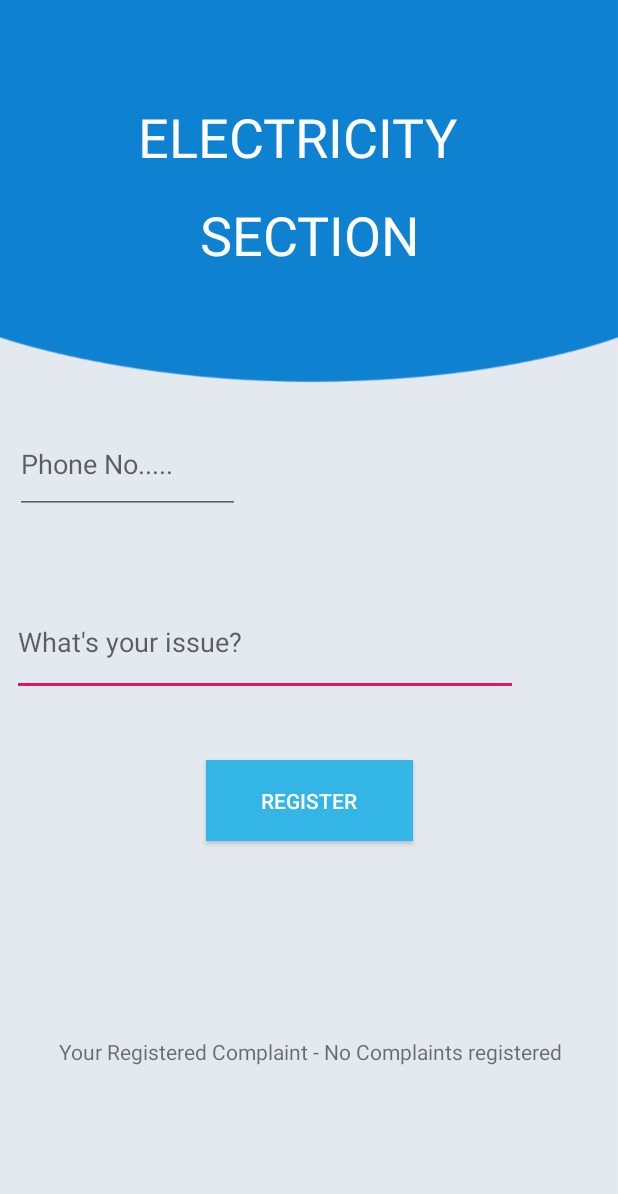
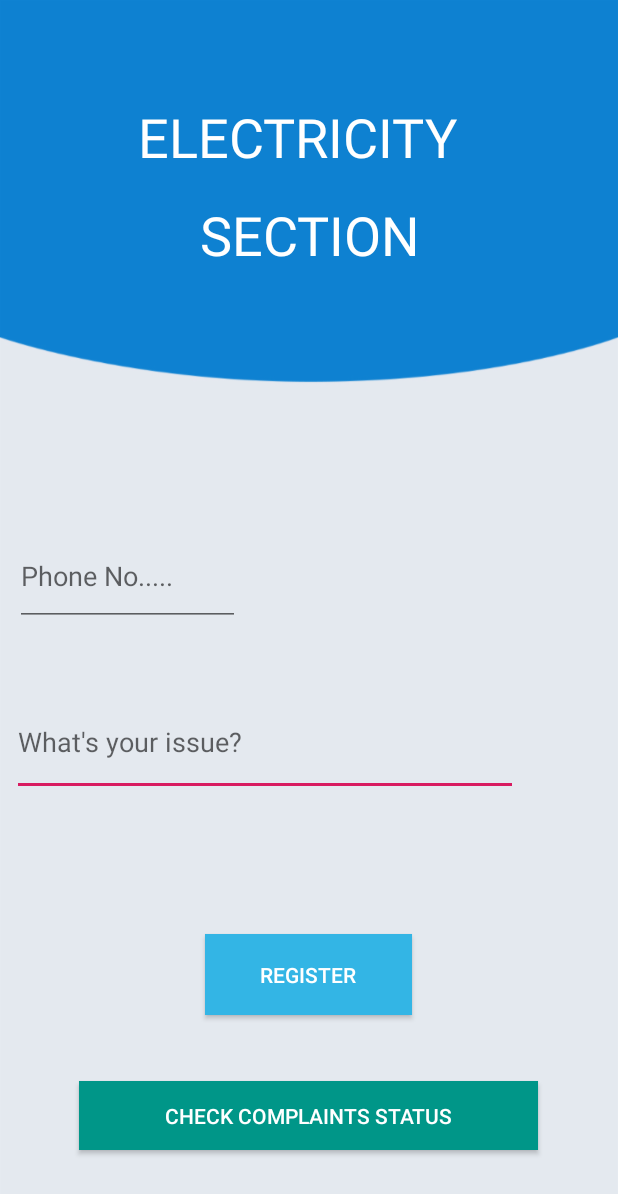
Before and after one commit to itsadarsh8/HOSTELSUPPORT, an Android app: the electricityActivity screen opened directly, with no data from a screen before it, on a phone screen of 412 x 824 dp. Shown: the top 1194 px of the screen. Run offline under Robolectric (Android 15) with nearby library versions, the phone set to English and light mode, and no system bars; Roboto replaces fonts that are not available here.

Commit message:
added pending status

```diff
--- a/app/src/main/AndroidManifest.xml
+++ b/app/src/main/AndroidManifest.xml
@@ -12,7 +12,8 @@
         android:supportsRtl="true"
         android:theme="@style/AppTheme"
         android:usesCleartextTraffic="true">
-        <activity android:name=".LoginScreen"></activity>
+        <activity android:name=".pending_request"></activity>
+        <activity android:name=".LoginScreen" />
         <activity android:name=".welcome_screen">
             <intent-filter>
                 <action android:name="android.intent.action.MAIN" />
--- a/app/src/main/java/com/example/moon/complaintsystem/FurnitureActivity.java
+++ b/app/src/main/java/com/example/moon/complaintsystem/FurnitureActivity.java
@@ -11,7 +11,6 @@ import android.widget.TextView;
 import android.widget.Toast;
 
 import static com.example.moon.complaintsystem.MainActivity.furniture;
-import static com.example.moon.complaintsystem.MainActivity.laundry;
 import static com.example.moon.complaintsystem.MainActivity.userNameDataBase;
 import static com.example.moon.complaintsystem.MainActivity.userRoomDataBase;
 
@@ -66,7 +65,7 @@ public class FurnitureActivity extends AppCompatActivity {
 
         userComplaint=(EditText)findViewById(R.id.userComplaint);
         userName=(EditText)findViewById(R.id.userName);
-        userRoom=(EditText)findViewById(R.id.roomNo);
+        userRoom=(EditText)findViewById(R.id.userPhone);
         displayText=(TextView)findViewById(R.id.displayText);
 
         prefs5 = getSharedPreferences("com.example.moon.complaintsystem", MODE_PRIVATE);
--- a/app/src/main/java/com/example/moon/complaintsystem/LaundaryActivity.java
+++ b/app/src/main/java/com/example/moon/complaintsystem/LaundaryActivity.java
@@ -11,7 +11,6 @@ import android.widget.TextView;
 import android.widget.Toast;
 
 import static com.example.moon.complaintsystem.MainActivity.laundry;
-import static com.example.moon.complaintsystem.MainActivity.mess;
 import static com.example.moon.complaintsystem.MainActivity.userNameDataBase;
 import static com.example.moon.complaintsystem.MainActivity.userRoomDataBase;
 
@@ -66,7 +65,7 @@ public class LaundaryActivity extends AppCompatActivity {
 
         userComplaint=(EditText)findViewById(R.id.userComplaint);
         userName=(EditText)findViewById(R.id.userName);
-        userRoom=(EditText)findViewById(R.id.roomNo);
+        userRoom=(EditText)findViewById(R.id.userPhone);
         displayText=(TextView)findViewById(R.id.displayText);
 
         prefs4 = getSharedPreferences("com.example.moon.complaintsystem", MODE_PRIVATE);
--- a/app/src/main/java/com/example/moon/complaintsystem/MessActivity.java
+++ b/app/src/main/java/com/example/moon/complaintsystem/MessActivity.java
@@ -11,7 +11,6 @@ import android.widget.TextView;
 import android.widget.Toast;
 
 import static com.example.moon.complaintsystem.MainActivity.mess;
-import static com.example.moon.complaintsystem.MainActivity.sanitary;
 import static com.example.moon.complaintsystem.MainActivity.userNameDataBase;
 import static com.example.moon.complaintsystem.MainActivity.userRoomDataBase;
 
@@ -64,7 +63,7 @@ public class MessActivity extends AppCompatActivity {
         setContentView(R.layout.activity_mess);
         userComplaint=(EditText)findViewById(R.id.userComplaint);
         userName=(EditText)findViewById(R.id.userName);
-        userRoom=(EditText)findViewById(R.id.roomNo);
+        userRoom=(EditText)findViewById(R.id.userPhone);
         displayText=(TextView)findViewById(R.id.displayText);
 
         prefs3 = getSharedPreferences("com.example.moon.complaintsystem", MODE_PRIVATE);
--- a/app/src/main/java/com/example/moon/complaintsystem/OtherActivity.java
+++ b/app/src/main/java/com/example/moon/complaintsystem/OtherActivity.java
@@ -67,7 +67,7 @@ public class OtherActivity extends AppCompatActivity {
 
         userComplaint=(EditText)findViewById(R.id.userComplaint);
         userName=(EditText)findViewById(R.id.userName);
-        userRoom=(EditText)findViewById(R.id.roomNo);
+        userRoom=(EditText)findViewById(R.id.userPhone);
         displayText=(TextView)findViewById(R.id.displayText);
 
         prefs6 = getSharedPreferences("com.example.moon.complaintsystem", MODE_PRIVATE);
--- a/app/src/main/java/com/example/moon/complaintsystem/electricityActivity.java
+++ b/app/src/main/java/com/example/moon/complaintsystem/electricityActivity.java
@@ -1,14 +1,15 @@
 package com.example.moon.complaintsystem;
 
 import android.content.Context;
+import android.content.Intent;
 import android.content.SharedPreferences;
 import android.support.v7.app.AppCompatActivity;
 import android.os.Bundle;
 import android.view.View;
 import android.view.inputmethod.InputMethodManager;
 import android.widget.EditText;
-import android.widget.TextView;
 import android.widget.Toast;
+
 import static com.example.moon.complaintsystem.MainActivity.electricity;
 import static com.example.moon.complaintsystem.MainActivity.userNameDataBase;
 import static com.example.moon.complaintsystem.MainActivity.userRoomDataBase;
@@ -16,9 +17,17 @@ import static com.example.moon.complaintsystem.MainActivity.userRoomDataBase;
 
 public class electricityActivity extends AppCompatActivity {
     EditText userComplaint,userName,userRoom;
-    TextView displayText;
-    SharedPreferences prefs;
-    int flag;
+
+    static SharedPreferences prefs;
+
+    public void pendingStatus(View view){
+
+        Intent myIntent=new Intent(this,pending_request.class);
+        startActivity(myIntent);
+
+
+    }
+
 
     public void onClick(View view){
 
@@ -35,7 +44,7 @@ public class electricityActivity extends AppCompatActivity {
 
 
 
-        if(userComplaint.getText().toString().equals("")||userRoom.getText().toString().equals("")||userName.getText().toString().equals("")) {
+        if(userComplaint.getText().toString().equals("")||userRoom.getText().toString().equals("")) {
             Toast.makeText(getApplicationContext(), "Please enter a valid complaint", Toast.LENGTH_SHORT).show();
 
 
@@ -50,10 +59,10 @@ public class electricityActivity extends AppCompatActivity {
             String enteredComplaint = userComplaint.getText().toString();
             Toast.makeText(getApplicationContext(), "Complaint Registered Successfully", Toast.LENGTH_SHORT).show();
             prefs.edit().putString("ElectricityComplaint", enteredComplaint).apply();
-            displayText.setText("Your Registered Complaint - " + enteredComplaint);
+            //displayText.setText("Your Registered Complaint - " + enteredComplaint);
             electricity.setValue(enteredComplaint);
-            userRoomDataBase.setValue(userRoom.getText().toString());
-            userNameDataBase.setValue(userName.getText().toString());
+          //  userRoomDataBase.setValue(userPhone.getText().toString());
+
         }
 
 
@@ -66,11 +75,11 @@ public class electricityActivity extends AppCompatActivity {
         setContentView(R.layout.activity_electricity);
         userComplaint=(EditText)findViewById(R.id.userComplaint);
         userName=(EditText)findViewById(R.id.userName);
-        userRoom=(EditText)findViewById(R.id.roomNo);
-        displayText=(TextView)findViewById(R.id.displayText);
+        userRoom=(EditText)findViewById(R.id.userPhone);
+
 
         prefs = getSharedPreferences("com.example.moon.complaintsystem", MODE_PRIVATE);
-        displayText.setText("Your Registered Complaint - "+prefs.getString("ElectricityComplaint","No Complaints registered"));
+      //  displayText.setText("Your Registered Complaint - "+prefs.getString("ElectricityComplaint","No Complaints registered"));
 
     }
 }
--- a/app/src/main/java/com/example/moon/complaintsystem/sanitaryActivity.java
+++ b/app/src/main/java/com/example/moon/complaintsystem/sanitaryActivity.java
@@ -10,7 +10,6 @@ import android.widget.EditText;
 import android.widget.TextView;
 import android.widget.Toast;
 
-import static com.example.moon.complaintsystem.MainActivity.electricity;
 import static com.example.moon.complaintsystem.MainActivity.sanitary;
 import static com.example.moon.complaintsystem.MainActivity.userNameDataBase;
 import static com.example.moon.complaintsystem.MainActivity.userRoomDataBase;
@@ -65,7 +64,7 @@ public class sanitaryActivity extends AppCompatActivity {
         setContentView(R.layout.activity_sanitary);
         userComplaint=(EditText)findViewById(R.id.userComplaint);
         userName=(EditText)findViewById(R.id.userName);
-        userRoom=(EditText)findViewById(R.id.roomNo);
+        userRoom=(EditText)findViewById(R.id.userPhone);
         displayText=(TextView)findViewById(R.id.displayText);
 
         prefs2 = getSharedPreferences("com.example.moon.complaintsystem", MODE_PRIVATE);
--- a/app/src/main/res/layout/activity_electricity.xml
+++ b/app/src/main/res/layout/activity_electricity.xml
@@ -5,6 +5,7 @@
     android:layout_width="match_parent"
     android:layout_height="match_parent"
     android:background="@drawable/bg"
+    android:onClick="pendingStatus"
     tools:context=".electricityActivity">
 
     <EditText
@@ -23,7 +24,7 @@
         app:layout_constraintHorizontal_bias="0.0"
         app:layout_constraintStart_toStartOf="parent"
         app:layout_constraintTop_toTopOf="parent"
-        app:layout_constraintVertical_bias="0.522" />
+        app:layout_constraintVertical_bias="0.613" />
 
     <TextView
         android:id="@+id/textView"
@@ -65,7 +66,26 @@
         app:layout_constraintVertical_bias="0.165" />
 
     <Button
-        android:id="@+id/button"
+        android:id="@+id/pending_button"
+        android:layout_width="306dp"
+        android:layout_height="46dp"
+        android:layout_marginStart="8dp"
+        android:layout_marginTop="8dp"
+        android:layout_marginEnd="8dp"
+        android:layout_marginBottom="8dp"
+        android:background="#009688"
+        android:onClick="pendingStatus"
+        android:text="Check Complaints Status"
+        android:textColor="@color/cardview_light_background"
+        app:layout_constraintBottom_toBottomOf="parent"
+        app:layout_constraintEnd_toEndOf="parent"
+        app:layout_constraintHorizontal_bias="0.494"
+        app:layout_constraintStart_toStartOf="parent"
+        app:layout_constraintTop_toTopOf="parent"
+        app:layout_constraintVertical_bias="0.935" />
+
+    <Button
+        android:id="@+id/button3"
         android:layout_width="138dp"
         android:layout_height="54dp"
         android:layout_marginStart="8dp"
@@ -78,28 +98,13 @@
         android:textColor="@color/cardview_light_background"
         app:layout_constraintBottom_toBottomOf="parent"
         app:layout_constraintEnd_toEndOf="parent"
+        app:layout_constraintHorizontal_bias="0.498"
         app:layout_constraintStart_toStartOf="parent"
         app:layout_constraintTop_toTopOf="parent"
-        app:layout_constraintVertical_bias="0.661" />
-
-    <TextView
-        android:id="@+id/displayText"
-        android:layout_width="341dp"
-        android:layout_height="106dp"
-        android:layout_marginStart="8dp"
-        android:layout_marginTop="8dp"
-        android:layout_marginEnd="8dp"
-        android:layout_marginBottom="8dp"
-        android:gravity="center"
-        app:layout_constraintBottom_toBottomOf="parent"
-        app:layout_constraintEnd_toEndOf="parent"
-        app:layout_constraintHorizontal_bias="0.518"
-        app:layout_constraintStart_toStartOf="parent"
-        app:layout_constraintTop_toTopOf="parent"
-        app:layout_constraintVertical_bias="0.912" />
+        app:layout_constraintVertical_bias="0.815" />
 
     <EditText
-        android:id="@+id/roomNo"
+        android:id="@+id/userPhone"
         android:layout_width="150dp"
         android:layout_height="66dp"
         android:layout_marginTop="8dp"
@@ -111,6 +116,6 @@
         app:layout_constraintBottom_toBottomOf="parent"
         app:layout_constraintEnd_toEndOf="parent"
         app:layout_constraintTop_toTopOf="parent"
-        app:layout_constraintVertical_bias="0.362" />
+        app:layout_constraintVertical_bias="0.463" />
 
 </android.support.constraint.ConstraintLayout>
--- a/app/src/main/res/layout/activity_furniture.xml
+++ b/app/src/main/res/layout/activity_furniture.xml
@@ -82,7 +82,7 @@
         app:layout_constraintVertical_bias="0.168" />
 
     <Button
-        android:id="@+id/button"
+        android:id="@+id/pending_button"
         android:layout_width="138dp"
         android:layout_height="54dp"
         android:layout_marginStart="8dp"
@@ -116,7 +116,7 @@
         app:layout_constraintVertical_bias="0.912" />
 
     <EditText
-        android:id="@+id/roomNo"
+        android:id="@+id/userPhone"
         android:layout_width="150dp"
         android:layout_height="66dp"
         android:layout_marginStart="8dp"
--- a/app/src/main/res/layout/activity_laundary.xml
+++ b/app/src/main/res/layout/activity_laundary.xml
@@ -82,7 +82,7 @@
         app:layout_constraintVertical_bias="0.168" />
 
     <Button
-        android:id="@+id/button"
+        android:id="@+id/pending_button"
         android:layout_width="138dp"
         android:layout_height="54dp"
         android:layout_marginStart="8dp"
@@ -116,7 +116,7 @@
         app:layout_constraintVertical_bias="0.912" />
 
     <EditText
-        android:id="@+id/roomNo"
+        android:id="@+id/userPhone"
         android:layout_width="150dp"
         android:layout_height="66dp"
         android:layout_marginStart="8dp"
--- a/app/src/main/res/layout/activity_mess.xml
+++ b/app/src/main/res/layout/activity_mess.xml
@@ -82,7 +82,7 @@
         app:layout_constraintVertical_bias="0.168" />
 
     <Button
-        android:id="@+id/button"
+        android:id="@+id/pending_button"
         android:layout_width="138dp"
         android:layout_height="54dp"
         android:layout_marginStart="8dp"
@@ -116,7 +116,7 @@
         app:layout_constraintVertical_bias="0.912" />
 
     <EditText
-        android:id="@+id/roomNo"
+        android:id="@+id/userPhone"
         android:layout_width="150dp"
         android:layout_height="66dp"
         android:layout_marginStart="8dp"
--- a/app/src/main/res/layout/activity_other.xml
+++ b/app/src/main/res/layout/activity_other.xml
@@ -82,7 +82,7 @@
         app:layout_constraintVertical_bias="0.168" />
 
     <Button
-        android:id="@+id/button"
+        android:id="@+id/pending_button"
         android:layout_width="138dp"
         android:layout_height="54dp"
         android:layout_marginStart="8dp"
@@ -116,7 +116,7 @@
         app:layout_constraintVertical_bias="0.912" />
 
     <EditText
-        android:id="@+id/roomNo"
+        android:id="@+id/userPhone"
         android:layout_width="150dp"
         android:layout_height="66dp"
         android:layout_marginStart="8dp"
--- a/app/src/main/res/layout/activity_sanitary.xml
+++ b/app/src/main/res/layout/activity_sanitary.xml
@@ -84,7 +84,7 @@ app:layout_constraintTop_toTopOf="parent"
 app:layout_constraintVertical_bias="0.168" />
 
 <Button
-android:id="@+id/button"
+android:id="@+id/pending_button"
 android:layout_width="138dp"
 android:layout_height="54dp"
 android:layout_marginStart="8dp"
@@ -118,7 +118,7 @@ app:layout_constraintTop_toTopOf="parent"
 app:layout_constraintVertical_bias="0.912" />
 
 <EditText
-android:id="@+id/roomNo"
+android:id="@+id/userPhone"
 android:layout_width="150dp"
 android:layout_height="66dp"
 android:layout_marginStart="8dp"
```
Also changed, not shown: app/src/main/java/com/example/moon/complaintsystem/pending_request.java (added, +21 -0 lines), app/src/main/res/layout/activity_pending_request.xml (added, +24 -0 lines).
